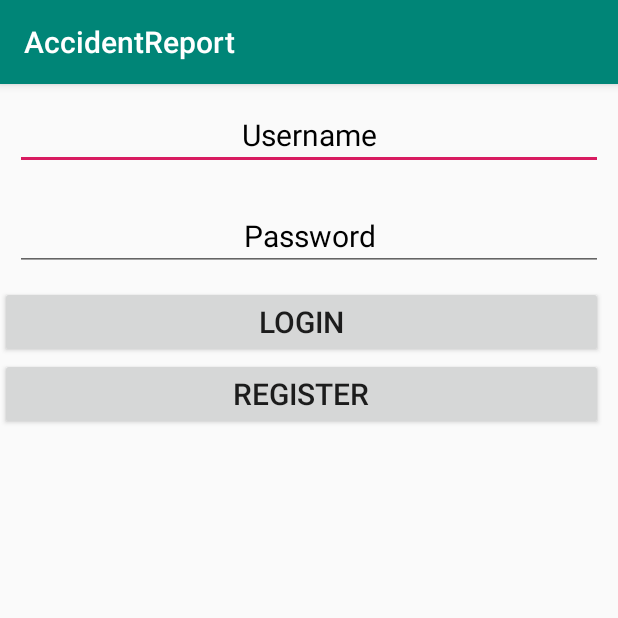
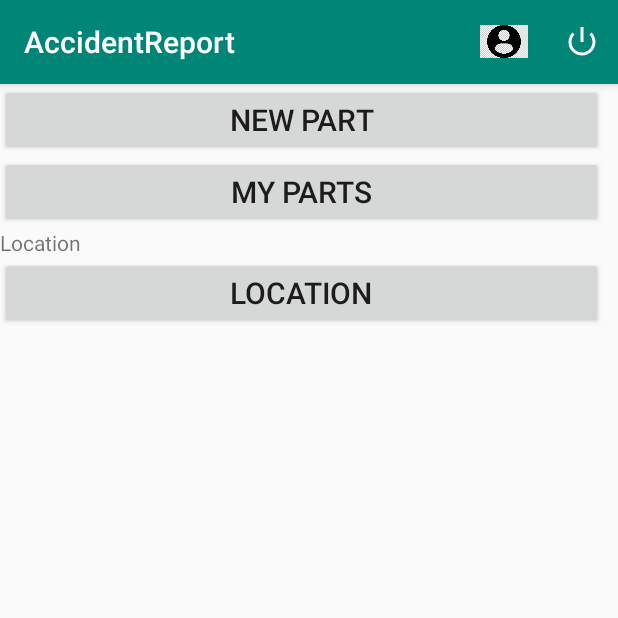
Before and after one commit to saumuno/AccidentReport, an Android app: the screen it shows after launch (LoginActivity before the commit, MainActivity after it), after a tap on "LOGIN", on a phone screen of 412 x 824 dp, the top half of it. Run offline under Robolectric (Android 15) with nearby library versions, the phone set to English and light mode, and no system bars.

Commit message:
Activity principal y ubicacion

```diff
--- a/app/build.gradle
+++ b/app/build.gradle
@@ -26,4 +26,5 @@ dependencies {
     testImplementation 'junit:junit:4.12'
     androidTestImplementation 'androidx.test:runner:1.1.1'
     androidTestImplementation 'androidx.test.espresso:espresso-core:3.1.1'
+    implementation 'androidx.mediarouter:mediarouter:1.1.0'
 }
--- a/app/src/main/AndroidManifest.xml
+++ b/app/src/main/AndroidManifest.xml
@@ -1,6 +1,9 @@
 <?xml version="1.0" encoding="utf-8"?>
 <manifest xmlns:android="http://schemas.android.com/apk/res/android"
     package="com.example.accidentreport">
+    <uses-permission android:name="android.permission.ACCESS_FINE_LOCATION" />
+    <uses-feature android:name="android.hardware.location.gps" />
+
 
     <application
         android:allowBackup="true"
@@ -9,7 +12,8 @@
         android:roundIcon="@mipmap/ic_launcher_round"
         android:supportsRtl="true"
         android:theme="@style/AppTheme">
-        <activity android:name=".login.RegisterActivity"></activity>
+        <activity android:name=".start.MainActivity"></activity>
+        <activity android:name=".login.RegisterActivity" />
         <activity android:name=".login.LoginActivity">
             <intent-filter>
                 <action android:name="android.intent.action.MAIN" />
--- a/app/src/main/java/com/example/accidentreport/login/LoginActivity.java
+++ b/app/src/main/java/com/example/accidentreport/login/LoginActivity.java
@@ -2,7 +2,6 @@ package com.example.accidentreport.login;
 
 import androidx.appcompat.app.AppCompatActivity;
 
-import android.content.ContentValues;
 import android.content.Intent;
 import android.database.Cursor;
 import android.database.sqlite.SQLiteDatabase;
@@ -14,6 +13,7 @@ import android.widget.Toast;
 
 import com.example.accidentreport.R;
 import com.example.accidentreport.database.DbHelper;
+import com.example.accidentreport.start.MainActivity;
 import com.example.accidentreport.utils.AccidentReportContract;
 
 public class LoginActivity extends AppCompatActivity implements View.OnClickListener{
@@ -85,7 +85,8 @@ public class LoginActivity extends AppCompatActivity implements View.OnClickList
         }
         cursor.close();
         if(passDb.equals(pass)){
-            Toast.makeText(this,"login CORRECTO: user: "+ user +" pass: "+ pass,Toast.LENGTH_LONG ).show();
+            //Toast.makeText(this,"login CORRECTO: user: "+ user +" pass: "+ pass,Toast.LENGTH_LONG ).show();
+            startActivity(new Intent(this, MainActivity.class));
         }else{
             Toast.makeText(this,"login FAKE: user: "+ user +" pass: "+ pass,Toast.LENGTH_LONG ).show();
         }
--- /dev/null
+++ b/app/src/main/java/com/example/accidentreport/start/MainActivity.java
@@ -0,0 +1,105 @@
+package com.example.accidentreport.start;
+
+import androidx.appcompat.app.AppCompatActivity;
+import androidx.core.app.ActivityCompat;
+import androidx.core.content.ContextCompat;
+
+import android.Manifest;
+import android.content.Context;
+import android.content.pm.PackageManager;
+import android.location.Address;
+import android.location.Geocoder;
+import android.location.Location;
+import android.location.LocationListener;
+import android.location.LocationManager;
+import android.os.Bundle;
+import android.view.Menu;
+import android.view.MenuItem;
+import android.view.View;
+import android.widget.Button;
+import android.widget.TextView;
+import android.widget.Toast;
+
+import com.example.accidentreport.R;
+
+import java.io.IOException;
+import java.util.List;
+import java.util.Locale;
+
+public class MainActivity extends AppCompatActivity {
+
+    TextView txtlocation;
+    Button buttonLocation;
+
+    @Override
+    protected void onCreate(Bundle savedInstanceState) {
+        super.onCreate(savedInstanceState);
+        setContentView(R.layout.activity_main);
+        //Para el gps
+        txtlocation= findViewById(R.id.location);
+        buttonLocation=findViewById(R.id.locationButton);
+        buttonLocation.setOnClickListener(new View.OnClickListener() {
+            @Override
+            public void onClick(View v) {
+                // Acquire a reference to the system Location Manager
+                LocationManager locationManager = (LocationManager) MainActivity.this.getSystemService(Context.LOCATION_SERVICE);
+
+                // Define a listener that responds to location updates
+                LocationListener locationListener = new LocationListener() {
+
+                    public void onLocationChanged(Location location) {
+                        // Called when a new location is found by the network location provider.
+                        Geocoder geocoder = new Geocoder(getApplicationContext(), Locale.getDefault());
+                        try {
+                            List<Address> address = geocoder.getFromLocation(location.getLatitude(),location.getLongitude(),1);
+                            txtlocation.setText((address.get(0).getAddressLine(0)));
+                        } catch (IOException e) {
+                            e.printStackTrace();
+                        }
+
+                    }
+
+                    public void onStatusChanged(String provider, int status, Bundle extras) {}
+
+                    public void onProviderEnabled(String provider) {}
+
+                    public void onProviderDisabled(String provider) {}
+                };
+                int permissionCheck = ContextCompat.checkSelfPermission(MainActivity.this, Manifest.permission.ACCESS_FINE_LOCATION);
+                // Register the listener with the Location Manager to receive location updates
+                locationManager.requestLocationUpdates(LocationManager.GPS_PROVIDER, 0, 0, locationListener);// para el emulador
+                locationManager.requestLocationUpdates(LocationManager.NETWORK_PROVIDER, 0, 0, locationListener);// para el movil
+
+
+            }
+        });
+
+
+        int permissionCheck = ContextCompat.checkSelfPermission(this, Manifest.permission.ACCESS_FINE_LOCATION);
+        if(permissionCheck== PackageManager.PERMISSION_DENIED){
+           if(ActivityCompat.shouldShowRequestPermissionRationale(this,Manifest.permission.ACCESS_FINE_LOCATION)){
+
+           }else{
+               ActivityCompat.requestPermissions(this,new String[]{Manifest.permission.ACCESS_FINE_LOCATION},1);
+           }
+        }
+
+    }
+    @Override
+    public boolean onCreateOptionsMenu(Menu menu) {
+        getMenuInflater().inflate(R.menu.menu, menu);
+        return true;
+    }
+    public boolean onOptionsItemSelected(MenuItem item) {
+        switch (item.getItemId()) {
+            case R.id.action_profile:
+                Toast.makeText(this, "Has pinchado en el boton MyProfile", Toast.LENGTH_SHORT).show();
+                return true;
+            case R.id.action_shutdown:
+                Toast.makeText(this, "Has pinchado en el boton Shutdown", Toast.LENGTH_SHORT).show();
+                return true;
+            default:
+                return false;
+        }
+    }
+}
--- /dev/null
+++ b/app/src/main/res/layout/activity_main.xml
@@ -0,0 +1,43 @@
+<?xml version="1.0" encoding="utf-8"?>
+<LinearLayout
+    xmlns:android="http://schemas.android.com/apk/res/android"
+    xmlns:tools="http://schemas.android.com/tools"
+    android:layout_width="match_parent"
+    android:layout_height="match_parent"
+    tools:context=".start.MainActivity"
+    android:orientation="vertical">
+
+    <Button
+        android:id="@+id/newPartButton"
+        android:layout_width="match_parent"
+        android:layout_height="wrap_content"
+        android:layout_marginEnd="10dp"
+        android:padding="8dp"
+        android:text="@string/newPart"
+        android:textSize="20sp" />
+
+    <Button
+        android:id="@+id/myPartsButton"
+        android:layout_width="match_parent"
+        android:layout_height="wrap_content"
+        android:layout_marginEnd="10dp"
+        android:padding="8dp"
+        android:text="@string/myParts"
+        android:textSize="20sp" />
+
+    <TextView
+        android:id="@+id/location"
+        android:layout_width="match_parent"
+        android:layout_height="wrap_content"
+        android:text="@string/location" />
+
+    <Button
+        android:id="@+id/locationButton"
+        android:layout_width="match_parent"
+        android:layout_height="wrap_content"
+        android:layout_marginEnd="10dp"
+        android:padding="8dp"
+        android:text="@string/locationButton"
+        android:textSize="20sp" />
+
+</LinearLayout>
--- /dev/null
+++ b/app/src/main/res/menu/menu.xml
@@ -0,0 +1,16 @@
+<?xml version="1.0" encoding="utf-8"?>
+<menu
+    xmlns:android="http://schemas.android.com/apk/res/android"
+    xmlns:app="http://schemas.android.com/apk/res-auto">
+
+    <item
+        android:id="@+id/action_profile"
+        android:icon="@drawable/ic_profile"
+        android:title="@string/myProfile"
+        app:showAsAction="always|withText" />
+    <item
+        android:id="@+id/action_shutdown"
+        android:icon="@android:drawable/ic_lock_power_off"
+        app:showAsAction="always|withText"
+        android:title="@string/shutdown" />
+</menu>
--- a/app/src/main/res/values/strings.xml
+++ b/app/src/main/res/values/strings.xml
@@ -8,4 +8,10 @@
     <string name="surnames">Surnames</string>
     <string name="dni">DNI</string>
     <string name="phone">Phone</string>
+    <string name="myProfile">MyProfile</string>
+    <string name="shutdown">Shutdown</string>
+    <string name="newPart">New part</string>
+    <string name="myParts">My parts</string>
+    <string name="location">Location</string>
+    <string name="locationButton">Location</string>
 </resources>
```
Also changed, not shown: app/src/main/res/drawable/ic_profile.png (added).
